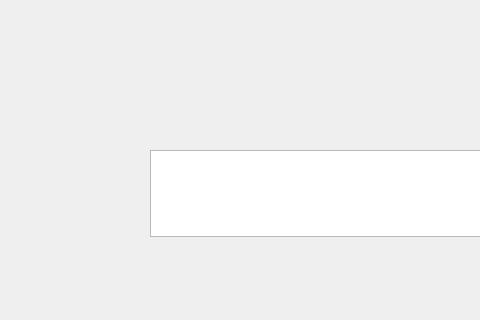
Old version of the form server/server.ui in the repository Ea1XonCodeHou/CodeText; both pictures show x 0 to 480 and y 0 to 320 of the 800 by 600 pixel window.
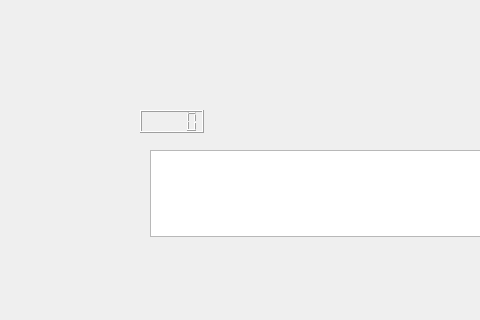
New version of the form.

Diff of the .ui file:
```diff
--- a/server/server.ui
+++ b/server/server.ui
@@ -23,6 +23,16 @@
     </rect>
    </property>
   </widget>
+  <widget class="QLCDNumber" name="lcdNumber">
+   <property name="geometry">
+    <rect>
+     <x>140</x>
+     <y>110</y>
+     <width>64</width>
+     <height>23</height>
+    </rect>
+   </property>
+  </widget>
  </widget>
  <resources/>
  <connections/>
```
